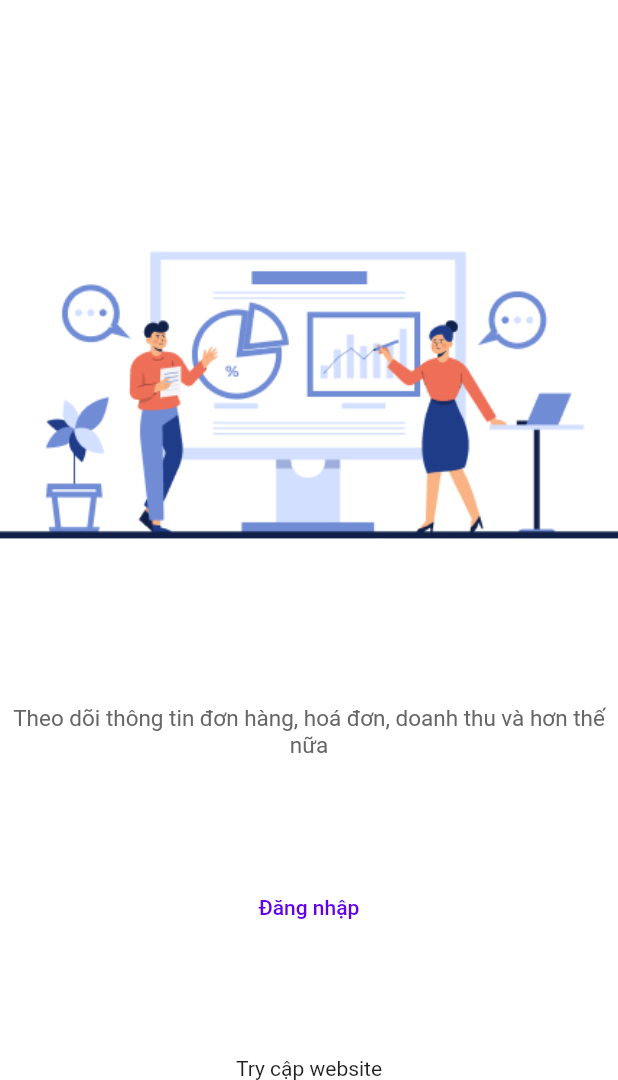
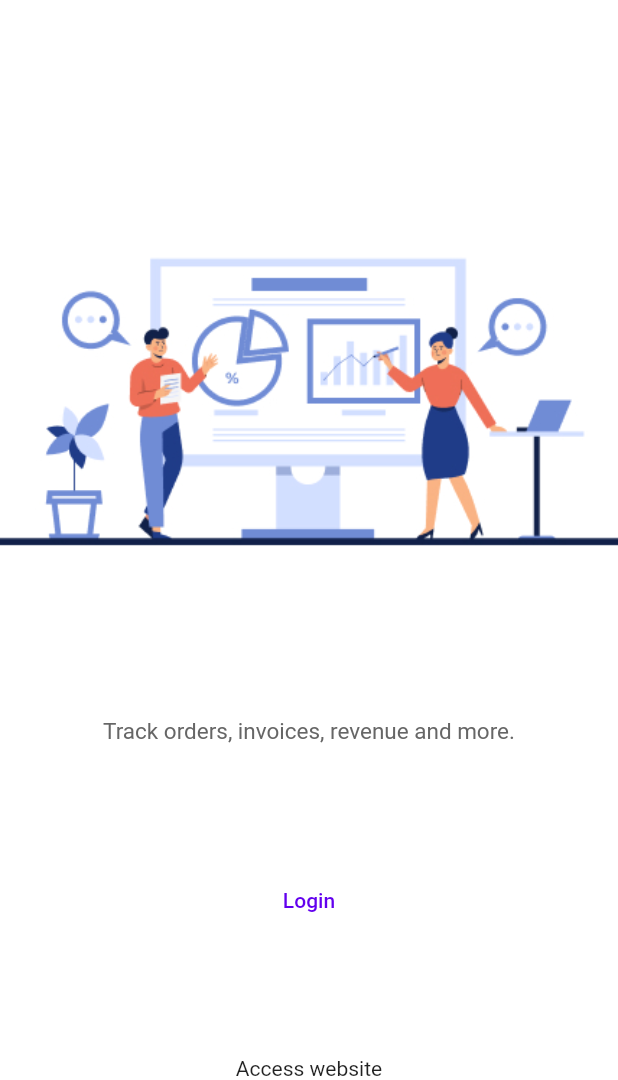
Before and after one commit to Tres0rsHoang/omnichannel_selling_management, a Flutter app: the screen it shows after launch, on a phone screen of 412 x 824 dp, the part 156-1236 px from its top. Run offline on Flutter 3.47's test engine with Material 2 defaults, Android fonts, the phone set to English and light mode, and no system bars; our stand-ins replace easy_localization, flutter_bloc.

Commit message:
add en.json

```diff
--- /dev/null
+++ b/lib/assets/translations/en.json
@@ -0,0 +1,6 @@
+{
+  "hello": "HELLO",
+  "intro_1": "Track orders, invoices, revenue and more.",
+  "login": "Login",
+  "access_website": "Access website"
+}
--- a/lib/assets/translations/vi.json
+++ b/lib/assets/translations/vi.json
@@ -1,4 +1,7 @@
 {
   "hello": "XIN CHÀO!",
-  "intro_1": "Theo dõi thông tin đơn hàng, hoá đơn, doanh thu và hơn thế nữa"
+  "intro_1": "Theo dõi thông tin đơn hàng, hoá đơn, doanh thu và hơn thế nữa",
+  "login": "Đăng nhập",
+  "access_website": "Truy cập website",
+
 }
--- a/lib/constants/key_translate.dart
+++ b/lib/constants/key_translate.dart
@@ -1,2 +1,4 @@
 const String INTRO_1 = "intro_1";
 const String HELLO = "hello";
+const String LOGIN = "login";
+const String ACCESSWEBSITE = "access_website";
--- a/lib/main.dart
+++ b/lib/main.dart
@@ -2,14 +2,14 @@ import 'package:flutter/material.dart';
 import 'package:flutter_bloc/flutter_bloc.dart';
 import 'package:easy_localization/easy_localization.dart';
 import 'package:selling_management/blocs/intro/intro_bloc.dart';
-import 'package:selling_management/screens/Intro/Intro.dart';
+import 'package:selling_management/screens/Intro/intro.dart';
 import 'package:selling_management/themes/app_themes.dart';
 
 void main() async {
   await EasyLocalization.ensureInitialized();
   runApp(
       EasyLocalization(
-          supportedLocales: const [Locale('vi')],
+          supportedLocales: const [Locale('vi'), Locale('en')],
           path: "lib/assets/translations",
           fallbackLocale: const Locale('vi'),
           child: const MyApp()
--- a/lib/screens/Intro/Intro.dart
+++ b/lib/screens/intro/intro.dart
@@ -19,9 +19,8 @@ class Intro extends StatelessWidget {
             ),
             Image.asset(INTRO_PIC),
             Text(INTRO_1.tr(), style: TextStyle(color: Theme.of(context).textTheme.labelMedium?.color, fontSize: 15), textAlign: TextAlign.center,),
-            TextButton(onPressed: () {}, child: Text("Đăng nhập")),
-            Text("Try cập website"),
-
+            TextButton(onPressed: () {}, child: Text(LOGIN.tr())),
+            Text(ACCESSWEBSITE.tr()),
           ]
       )
     );
```
